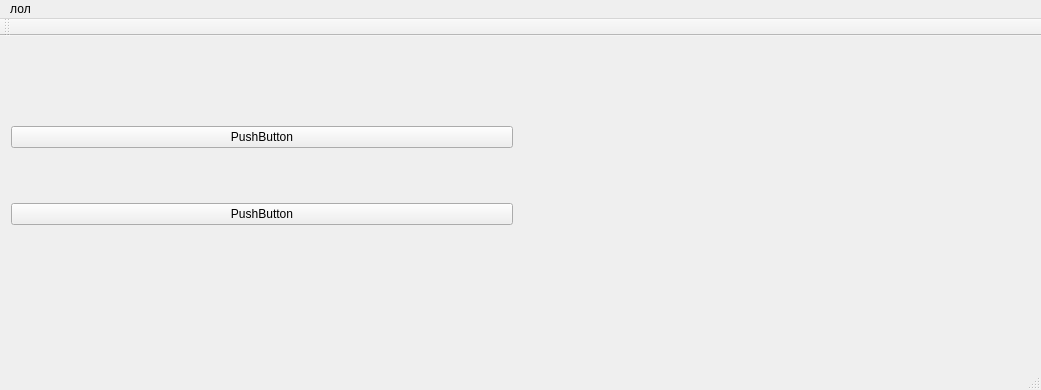
Old version of the form mainwindow.ui in the repository sergors/CellAutoApp.
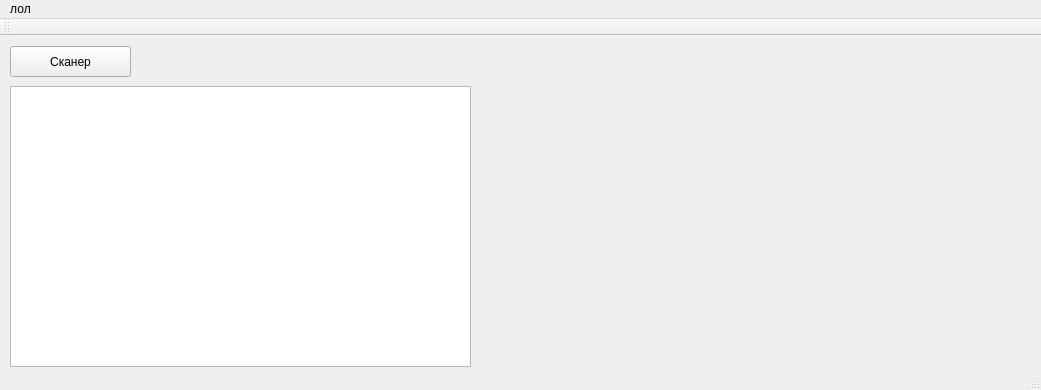
New version of the form. Custom widgets are drawn as their Qt base class.

```diff
--- a/mainwindow.ui
+++ b/mainwindow.ui
@@ -14,38 +14,38 @@
    <string>MainWindow</string>
   </property>
   <widget class="QWidget" name="centralWidget">
-   <widget class="QWidget" name="horizontalLayoutWidget">
+   <widget class="QPushButton" name="pushButton">
     <property name="geometry">
      <rect>
-      <x>0</x>
-      <y>30</y>
-      <width>1031</width>
-      <height>221</height>
+      <x>10</x>
+      <y>10</y>
+      <width>121</width>
+      <height>31</height>
      </rect>
     </property>
-    <layout class="QHBoxLayout" name="horizontalLayout">
-     <item>
-      <layout class="QVBoxLayout" name="verticalLayout_2">
-       <item>
-        <widget class="QPushButton" name="pushButton_2">
-         <property name="text">
-          <string>PushButton</string>
-         </property>
-        </widget>
-       </item>
-       <item>
-        <widget class="QPushButton" name="pushButton_3">
-         <property name="text">
-          <string>PushButton</string>
-         </property>
-        </widget>
-       </item>
-      </layout>
-     </item>
-     <item>
-      <widget class="GLScene" name="widget" native="true"/>
-     </item>
-    </layout>
+    <property name="text">
+     <string>Сканер</string>
+    </property>
+   </widget>
+   <widget class="QPlainTextEdit" name="programText">
+    <property name="geometry">
+     <rect>
+      <x>10</x>
+      <y>50</y>
+      <width>461</width>
+      <height>281</height>
+     </rect>
+    </property>
+   </widget>
+   <widget class="GLScene" name="mainGlScene" native="true">
+    <property name="geometry">
+     <rect>
+      <x>490</x>
+      <y>10</y>
+      <width>541</width>
+      <height>301</height>
+     </rect>
+    </property>
    </widget>
   </widget>
   <widget class="QMenuBar" name="menuBar">
```
